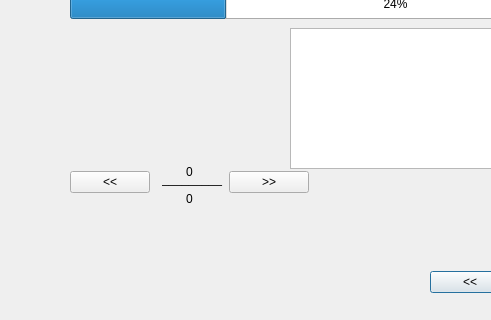
Qt form src/qt_designer_file/experiment.ui (rettholzapfel33/Noisey-image) before a commit; both pictures show x 0 to 491 and y 112 to 432 of the 777 by 432 pixel window.
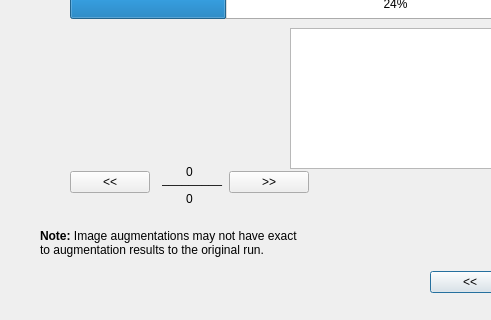
The same form after that commit.

Commit message: initial update to experiment dialog

```diff
--- a/src/qt_designer_file/experiment.ui
+++ b/src/qt_designer_file/experiment.ui
@@ -168,6 +168,19 @@
     </rect>
    </property>
   </widget>
+  <widget class="QLabel" name="label_7">
+   <property name="geometry">
+    <rect>
+     <x>40</x>
+     <y>340</y>
+     <width>331</width>
+     <height>31</height>
+    </rect>
+   </property>
+   <property name="text">
+    <string>&lt;html&gt;&lt;head/&gt;&lt;body&gt;&lt;p&gt;&lt;span style=&quot; font-weight:600;&quot;&gt;Note:&lt;/span&gt; Image augmentations may not have exact &lt;br&gt;to augmentation results to the original run.&lt;/p&gt;&lt;/body&gt;&lt;/html&gt;</string>
+   </property>
+  </widget>
  </widget>
  <resources/>
  <connections/>
```
The commit also changes 2 other files.
